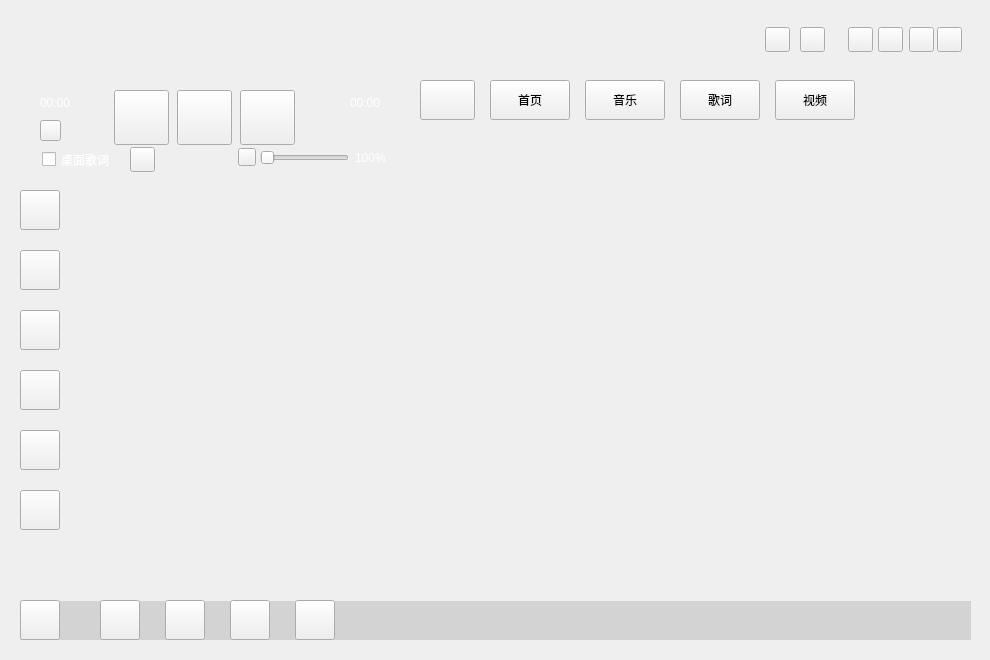
Qt form ui/application/musicapplication.ui (Greedysky/TTKMusicPlayer) before a commit.
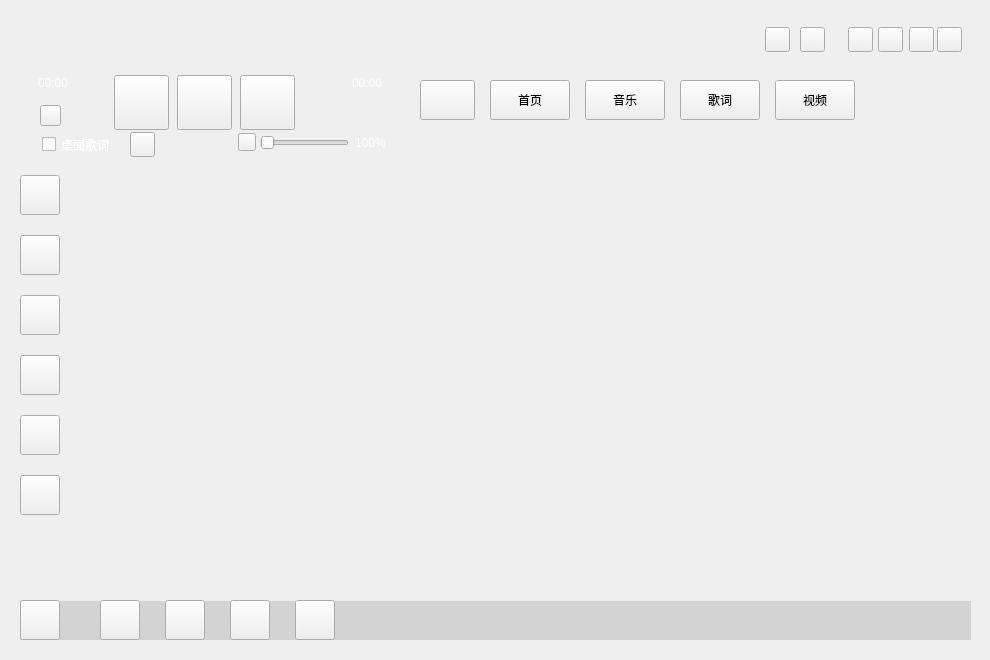
The same form after that commit. Icons and pictures are not drawn. Custom widgets are drawn as their Qt base class.

Commit message: adjust the application ui position[120548]

```diff
--- a/ui/application/musicapplication.ui
+++ b/ui/application/musicapplication.ui
@@ -69,7 +69,7 @@
    <property name="geometry">
     <rect>
      <x>114</x>
-     <y>90</y>
+     <y>75</y>
      <width>55</width>
      <height>55</height>
     </rect>
@@ -82,7 +82,7 @@
    <property name="geometry">
     <rect>
      <x>240</x>
-     <y>90</y>
+     <y>75</y>
      <width>55</width>
      <height>55</height>
     </rect>
@@ -95,7 +95,7 @@
    <property name="geometry">
     <rect>
      <x>20</x>
-     <y>60</y>
+     <y>45</y>
      <width>375</width>
      <height>40</height>
     </rect>
@@ -124,7 +124,7 @@
    <property name="geometry">
     <rect>
      <x>177</x>
-     <y>90</y>
+     <y>75</y>
      <width>55</width>
      <height>55</height>
     </rect>
@@ -137,7 +137,7 @@
    <property name="geometry">
     <rect>
      <x>238</x>
-     <y>148</y>
+     <y>133</y>
      <width>18</width>
      <height>18</height>
     </rect>
@@ -153,7 +153,7 @@
    <property name="geometry">
     <rect>
      <x>260</x>
-     <y>150</y>
+     <y>135</y>
      <width>89</width>
      <height>16</height>
     </rect>
@@ -166,7 +166,7 @@
    <property name="geometry">
     <rect>
      <x>355</x>
-     <y>150</y>
+     <y>135</y>
      <width>30</width>
      <height>15</height>
     </rect>
@@ -182,9 +182,9 @@
    <property name="geometry">
     <rect>
      <x>60</x>
-     <y>180</y>
+     <y>165</y>
      <width>331</width>
-     <height>421</height>
+     <height>436</height>
     </rect>
    </property>
   </widget>
@@ -433,7 +433,7 @@
    <property name="geometry">
     <rect>
      <x>42</x>
-     <y>150</y>
+     <y>135</y>
      <width>71</width>
      <height>19</height>
     </rect>
@@ -455,7 +455,7 @@
    <property name="geometry">
     <rect>
      <x>40</x>
-     <y>120</y>
+     <y>105</y>
      <width>21</width>
      <height>21</height>
     </rect>
@@ -486,7 +486,7 @@
    <property name="geometry">
     <rect>
      <x>20</x>
-     <y>490</y>
+     <y>475</y>
      <width>40</width>
      <height>40</height>
     </rect>
@@ -502,7 +502,7 @@
    <property name="geometry">
     <rect>
      <x>335</x>
-     <y>120</y>
+     <y>105</y>
      <width>50</width>
      <height>20</height>
     </rect>
@@ -528,7 +528,7 @@
    <property name="geometry">
     <rect>
      <x>20</x>
-     <y>190</y>
+     <y>175</y>
      <width>40</width>
      <height>40</height>
     </rect>
@@ -544,7 +544,7 @@
    <property name="geometry">
     <rect>
      <x>20</x>
-     <y>250</y>
+     <y>235</y>
      <width>40</width>
      <height>40</height>
     </rect>
@@ -560,7 +560,7 @@
    <property name="geometry">
     <rect>
      <x>20</x>
-     <y>310</y>
+     <y>295</y>
      <width>40</width>
      <height>40</height>
     </rect>
@@ -576,7 +576,7 @@
    <property name="geometry">
     <rect>
      <x>20</x>
-     <y>430</y>
+     <y>415</y>
      <width>40</width>
      <height>40</height>
     </rect>
@@ -607,8 +607,8 @@
   <widget class="QLabel" name="playCurrentTime">
    <property name="geometry">
     <rect>
-     <x>40</x>
-     <y>95</y>
+     <x>38</x>
+     <y>75</y>
      <width>30</width>
      <height>15</height>
     </rect>
@@ -623,8 +623,8 @@
   <widget class="QLabel" name="playTotalTime">
    <property name="geometry">
     <rect>
-     <x>350</x>
-     <y>95</y>
+     <x>352</x>
+     <y>75</y>
      <width>30</width>
      <height>15</height>
     </rect>
@@ -640,7 +640,7 @@
    <property name="geometry">
     <rect>
      <x>130</x>
-     <y>147</y>
+     <y>132</y>
      <width>25</width>
      <height>25</height>
     </rect>
@@ -709,7 +709,7 @@
    <property name="geometry">
     <rect>
      <x>20</x>
-     <y>370</y>
+     <y>355</y>
      <width>40</width>
      <height>40</height>
     </rect>
```
